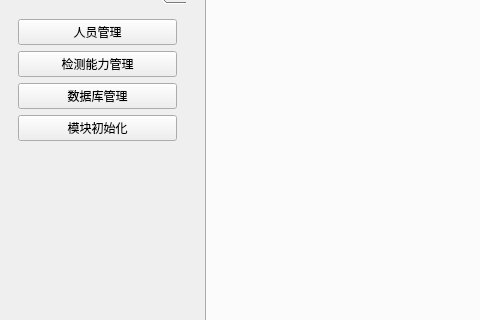
Above: src/Client/mainwindow.ui from hcc01/ELIMS before the change; both pictures show x 0 to 480 and y 118 to 438 of the 631 by 592 pixel window. Below: the same form after it.
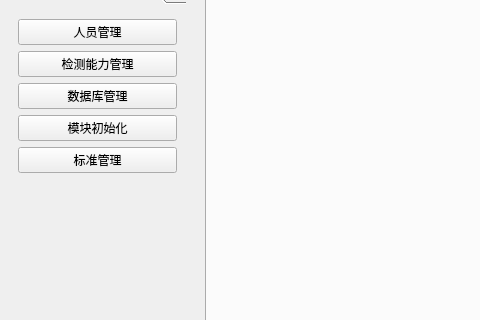
That is the form after the change. Custom widgets are drawn as their Qt base class.

```diff
--- a/src/Client/mainwindow.ui
+++ b/src/Client/mainwindow.ui
@@ -109,7 +109,7 @@
          <x>0</x>
          <y>0</y>
          <width>177</width>
-         <height>442</height>
+         <height>446</height>
         </rect>
        </property>
        <attribute name="label">
@@ -144,6 +144,13 @@
           </property>
          </widget>
         </item>
+        <item>
+         <widget class="QPushButton" name="standardsManagerBtn">
+          <property name="text">
+           <string>标准管理</string>
+          </property>
+         </widget>
+        </item>
         <item>
          <spacer name="verticalSpacer_3">
           <property name="orientation">
```
Left out of the diff: 6 changed lines with no effect on the pictures.
